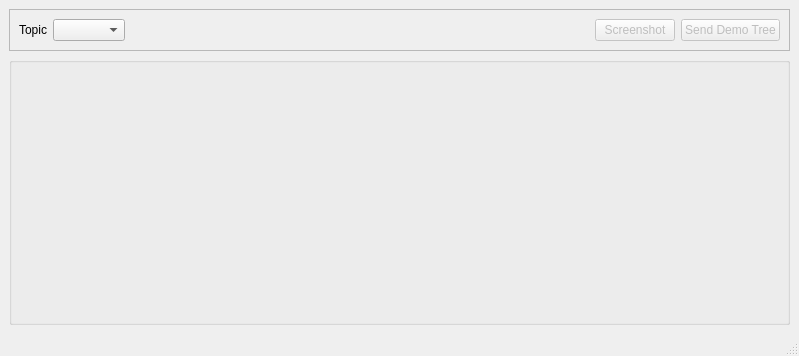
Before: the Qt Designer form py_trees_ros_viewer/main_window.ui in splintered-reality/py_trees_ros_viewer, drawn with Qt 5.
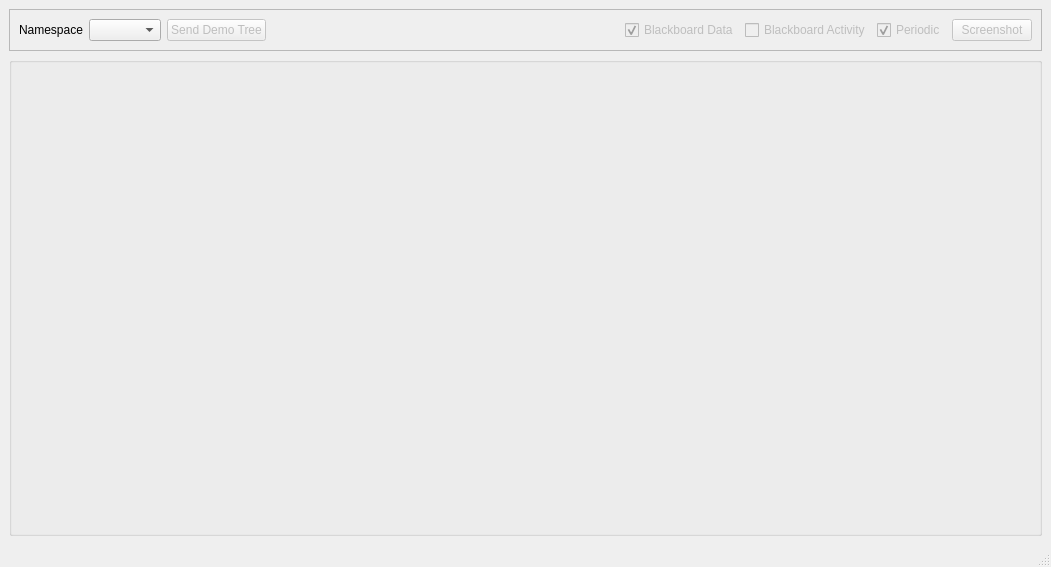
After: the same form once the commit is applied. Icons and pictures are not drawn. Custom widgets are drawn as their Qt base class.

What changed in the file:
```diff
--- a/py_trees_ros_viewer/main_window.ui
+++ b/py_trees_ros_viewer/main_window.ui
@@ -6,8 +6,8 @@
    <rect>
     <x>0</x>
     <y>0</y>
-    <width>799</width>
-    <height>356</height>
+    <width>1051</width>
+    <height>567</height>
    </rect>
   </property>
   <property name="windowTitle">
@@ -37,7 +37,7 @@
        <item>
         <widget class="QLabel" name="label">
          <property name="text">
-          <string>Topic</string>
+          <string>Namespace</string>
          </property>
         </widget>
        </item>
@@ -51,6 +51,16 @@
          </property>
         </widget>
        </item>
+       <item>
+        <widget class="QPushButton" name="send_button">
+         <property name="enabled">
+          <bool>false</bool>
+         </property>
+         <property name="text">
+          <string>Send Demo Tree</string>
+         </property>
+        </widget>
+       </item>
        <item>
         <spacer name="horizontalSpacer">
          <property name="orientation">
@@ -64,6 +74,45 @@
          </property>
         </spacer>
        </item>
+       <item>
+        <widget class="QCheckBox" name="blackboard_data_checkbox">
+         <property name="enabled">
+          <bool>false</bool>
+         </property>
+         <property name="text">
+          <string>Blackboard Data</string>
+         </property>
+         <property name="checked">
+          <bool>true</bool>
+         </property>
+        </widget>
+       </item>
+       <item>
+        <widget class="QCheckBox" name="blackboard_activity_checkbox">
+         <property name="enabled">
+          <bool>false</bool>
+         </property>
+         <property name="text">
+          <string>Blackboard Activity</string>
+         </property>
+         <property name="checked">
+          <bool>false</bool>
+         </property>
+        </widget>
+       </item>
+       <item>
+        <widget class="QCheckBox" name="periodic_checkbox">
+         <property name="enabled">
+          <bool>false</bool>
+         </property>
+         <property name="text">
+          <string>Periodic</string>
+         </property>
+         <property name="checked">
+          <bool>true</bool>
+         </property>
+        </widget>
+       </item>
        <item>
         <widget class="QPushButton" name="screenshot_button">
          <property name="enabled">
@@ -74,16 +123,6 @@
          </property>
         </widget>
        </item>
-       <item>
-        <widget class="QPushButton" name="send_button">
-         <property name="enabled">
-          <bool>false</bool>
-         </property>
-         <property name="text">
-          <string>Send Demo Tree</string>
-         </property>
-        </widget>
-       </item>
       </layout>
      </widget>
     </item>
```
Left out of the diff: 6 changed lines with no effect on the pictures.
